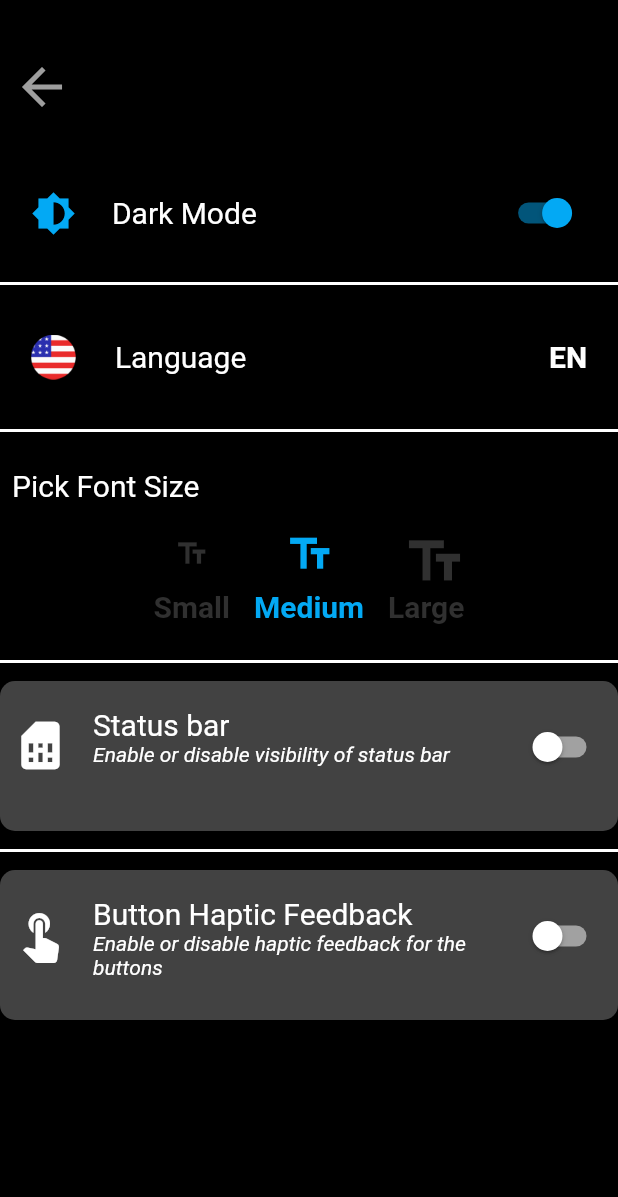
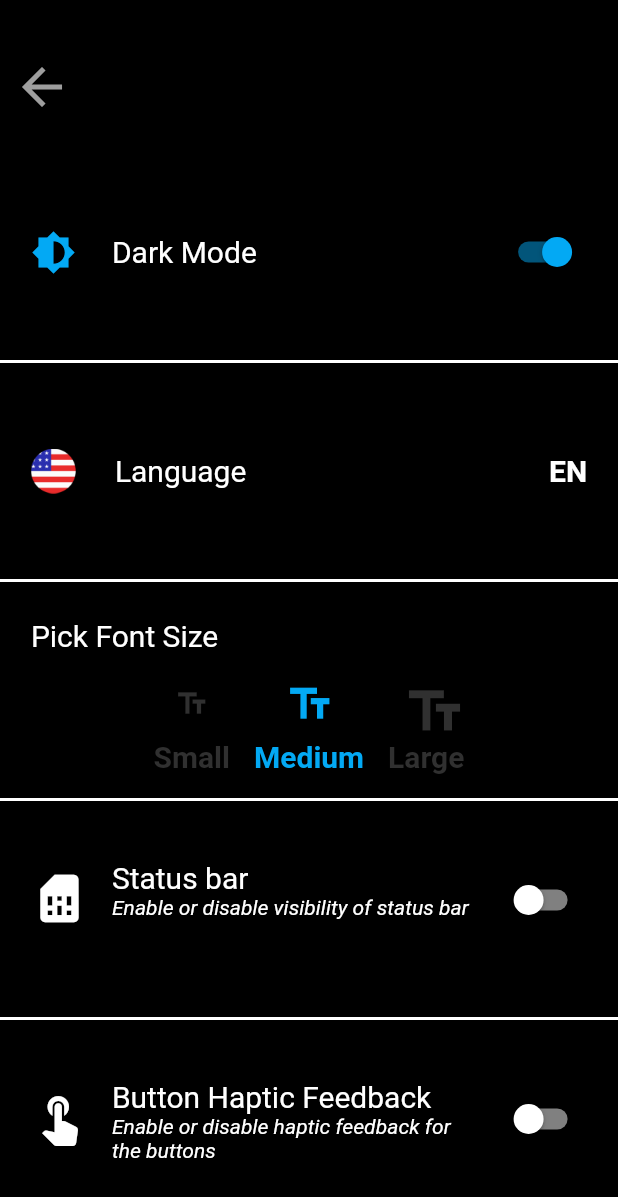
Before and after one commit to VictorCuerdo/UnitApp, a Flutter app: the SettingsScreen screen opened by its route, after a tap on "Dark Mode", on a phone screen of 412 x 824 dp. Shown: the top 1197 px of the screen. Run offline on Flutter 3.47's test engine with Material 2 defaults, Android fonts, the phone set to English and light mode, and no system bars; our stand-ins replace auto_size_text, easy_localization, lottie, screenshot, share_plus, shared_preferences; missing offline and left inert: flutter_vibrate; accounts and stored records are empty.

Commit message:
trying new preference

```diff
--- a/lib/controllers/theme_provider.dart
+++ b/lib/controllers/theme_provider.dart
@@ -3,7 +3,7 @@ import 'package:flutter/material.dart';
 import 'package:shared_preferences/shared_preferences.dart';
 
 class ThemeProvider extends ChangeNotifier {
-  ThemeData _currentTheme = darkTheme; // Default to light theme
+  ThemeData _currentTheme = darkTheme; // Default to dark theme
 
   ThemeData get currentTheme => _currentTheme;
 
@@ -21,7 +21,7 @@ class ThemeProvider extends ChangeNotifier {
   Future<void> loadThemePreference() async {
     final prefs = await SharedPreferences.getInstance();
     bool isDarkMode =
-        prefs.getBool('isDarkMode') ?? false; // Default to light theme
+        prefs.getBool('isDarkMode') ?? true; // Default to dark theme
     _currentTheme = isDarkMode ? darkTheme : lightTheme;
     notifyListeners();
   }
--- a/lib/main.dart
+++ b/lib/main.dart
@@ -27,9 +27,8 @@ import 'package:unitapp/widgets/unit_conversion.dart';
 void main() async {
   WidgetsFlutterBinding.ensureInitialized();
   await EasyLocalization.ensureInitialized();
-
   ThemeProvider themeProvider = ThemeProvider();
-  await themeProvider.loadThemePreference();
+  await themeProvider.loadThemePreference(); // Make sure this is awaited
 
   bool hapticFeedback = await loadHapticPreference();
 
@@ -51,7 +50,6 @@ void main() async {
         Locale('th', 'TH'),
         Locale('tr', 'TR'),
         Locale('vi', 'VN'),
-        // Additional locale-language pairs (make sure there are no duplicates):
         Locale('bg', 'BG'),
         Locale('cs', 'CZ'),
         Locale('da', 'DK'),
--- a/lib/widgets/search_widget.dart
+++ b/lib/widgets/search_widget.dart
@@ -549,19 +549,23 @@ class _SearchWidgetState extends State<SearchWidget> {
                       _searchQuery = value;
                     });
                   },
+                  style: TextStyle(
+                      color: Colors.black,
+                      fontSize: fontSize), // Set text color to black
                   decoration: InputDecoration(
                     enabledBorder: const OutlineInputBorder(
-                        borderRadius: BorderRadius.all(Radius.circular(4.0))),
+                      borderRadius: BorderRadius.all(Radius.circular(4.0)),
+                    ),
                     alignLabelWithHint: true,
                     hintText: 'Type Magnitude/Unit/Symbol'.tr(),
                     hintStyle: TextStyle(
-                      color:
-                          greyTextColor, // Use the defined grey text color for hint text
+                      color: Colors.grey
+                          .shade600, // Use a light grey that is visible on white
                     ),
                     border: const OutlineInputBorder(),
                     filled: true,
                     fillColor: Colors.white,
-                    prefixIcon: const Icon(Icons.search, color: Colors.black54),
+                    prefixIcon: Icon(Icons.search, color: Colors.grey[800]),
                   ),
                 ),
               ),
--- a/lib/widgets/settings.dart
+++ b/lib/widgets/settings.dart
@@ -3,6 +3,7 @@
 import 'package:easy_localization/easy_localization.dart';
 import 'package:flutter/material.dart';
 import 'package:flutter/services.dart';
+import 'package:flutter_vibrate/flutter_vibrate.dart';
 import 'package:provider/provider.dart';
 import 'package:shared_preferences/shared_preferences.dart';
 import 'package:unitapp/controllers/font_size_provider.dart';
@@ -27,13 +28,45 @@ class _SettingsScreenState extends State<SettingsScreen> {
   Locale _selectedLocale = const Locale('en', 'US');
   double fontSize = mediumFontSize;
   bool isDarkMode = false; // Added to handle theme changes
+  static const double tileHeight = 120.0; // Example fixed height for each tile
+  Future<void> _loadStatusBarVisibility() async {
+    final prefs = await SharedPreferences.getInstance();
+    setState(() {
+      statusBarVisible = prefs.getBool('statusBarVisible') ?? false;
+      // Update system UI mode based on the saved preference
+      SystemChrome.setEnabledSystemUIMode(
+        statusBarVisible ? SystemUiMode.immersiveSticky : SystemUiMode.manual,
+        overlays: statusBarVisible ? [] : SystemUiOverlay.values,
+      );
+    });
+  }
 
   @override
   void initState() {
     super.initState();
     _loadThemePreference();
     _loadSettings();
-    _loadHapticPreference(); // Load haptic feedback setting
+    _loadHapticPreference();
+    _loadStatusBarVisibility();
+    _loadPreferences(); // Load status bar visibility setting
+  }
+
+  Future<void> _loadPreferences() async {
+    final prefs = await SharedPreferences.getInstance();
+    setState(() {
+      statusBarVisible = prefs.getBool('statusBarVisible') ?? false;
+      hapticFeedback = prefs.getBool('hapticFeedback') ?? false;
+      fontSize = prefs.getDouble('fontSize') ?? mediumFontSize;
+      // ... other preferences ...
+    });
+    // Apply system UI mode based on the saved preference
+    SystemChrome.setEnabledSystemUIMode(
+      statusBarVisible ? SystemUiMode.immersiveSticky : SystemUiMode.manual,
+      overlays: statusBarVisible ? [] : SystemUiOverlay.values,
+    );
+    // Update providers or other state management solutions here if you decide to use them
+    Provider.of<FontSizeProvider>(context, listen: false).fontSize = fontSize;
+    // ... other provider updates ...
   }
 
   Future<void> _loadThemePreference() async {
@@ -41,6 +74,11 @@ class _SettingsScreenState extends State<SettingsScreen> {
     setState(() {
       isDarkMode = prefs.getBool('isDarkMode') ?? false;
     });
+  }
+
+  Future<void> _saveThemePreference(bool isDarkMode) async {
+    final prefs = await SharedPreferences.getInstance();
+    await prefs.setBool('isDarkMode', isDarkMode);
   }
 
   Future<void> _loadSettings() async {
@@ -58,6 +96,11 @@ class _SettingsScreenState extends State<SettingsScreen> {
     setState(() {
       hapticFeedback = prefs.getBool('hapticFeedback') ?? false;
     });
+  }
+
+  Future<void> _saveStatusBarVisibility(bool value) async {
+    final prefs = await SharedPreferences.getInstance();
+    await prefs.setBool('statusBarVisible', value);
   }
 
   Future<void> _saveHapticPreference(bool value) async {
@@ -486,7 +529,11 @@ class _SettingsScreenState extends State<SettingsScreen> {
             ],
           ),
           const SizedBox(height: 30),
-          SwitchListTile(
+          SizedBox(
+            height: tileHeight, // Set the fixed height
+            child: Align(
+              alignment: Alignment.center,
+              child: SwitchListTile(
                 secondary: Icon(Icons.brightness_6,
                     size: 30,
                     color: isDarkMode ? Colors.lightBlue : Colors.grey[800]),
@@ -522,7 +569,11 @@ class _SettingsScreenState extends State<SettingsScreen> {
                     Provider.of<ThemeProvider>(context, listen: false)
                         .toggleTheme(value);
                   });
+                  // Save the preference
+                  _saveThemePreference(value);
                 },
+              ),
+            ),
           ),
           const SizedBox(height: 5),
           Divider(
@@ -530,7 +581,11 @@ class _SettingsScreenState extends State<SettingsScreen> {
             thickness: 2,
           ),
           const SizedBox(height: 5),
-          ListTile(
+          SizedBox(
+            height: tileHeight, // Set the fixed height
+            child: Align(
+              alignment: Alignment.center,
+              child: ListTile(
                 contentPadding: EdgeInsets.symmetric(
                   vertical: 8.0,
                   horizontal: screenWidth * 0.05,
@@ -558,6 +613,8 @@ class _SettingsScreenState extends State<SettingsScreen> {
                 ),
                 onTap: _showLanguageDialog, // Open language selection dialog
               ),
+            ),
+          ),
 
           const SizedBox(height: 5),
           Divider(
@@ -567,7 +624,15 @@ class _SettingsScreenState extends State<SettingsScreen> {
           const SizedBox(height: 5),
 
           //FONT SIZE  ROW
-          ListTile(
+          SizedBox(
+            height: tileHeight, // Set the fixed height
+            child: Align(
+              alignment: Alignment.center,
+              child: ListTile(
+                contentPadding: EdgeInsets.symmetric(
+                  vertical: 8.0,
+                  horizontal: screenWidth * 0.05,
+                ),
                 title: Text(
                   'Pick Font Size',
                   style: TextStyle(
@@ -693,8 +758,9 @@ class _SettingsScreenState extends State<SettingsScreen> {
                     ),
                   ],
                 ),
-            contentPadding: const EdgeInsets.all(8),
                 tileColor: Colors.transparent,
+              ),
+            ),
           ),
 
           const SizedBox(height: 5),
@@ -707,7 +773,15 @@ class _SettingsScreenState extends State<SettingsScreen> {
           // Settings UI
           // STATUS BAR ROW
           // Status Bar SwitchListTile
-          SwitchListTile(
+          SizedBox(
+            height: tileHeight, // Set the fixed height
+            child: Align(
+              alignment: Alignment.center,
+              child: SwitchListTile(
+                contentPadding: EdgeInsets.symmetric(
+                  vertical: 8.0,
+                  horizontal: screenWidth * 0.05,
+                ),
                 title: Consumer<FontSizeProvider>(
                   builder: (context, fontSizeProvider, child) {
                     return Text(
@@ -723,9 +797,13 @@ class _SettingsScreenState extends State<SettingsScreen> {
                   setState(() {
                     statusBarVisible = value;
                     SystemChrome.setEnabledSystemUIMode(
-                    value ? SystemUiMode.immersiveSticky : SystemUiMode.manual,
-                    overlays: value ? [] : SystemUiOverlay.values);
+                      value
+                          ? SystemUiMode.immersiveSticky
+                          : SystemUiMode.manual,
+                      overlays: value ? [] : SystemUiOverlay.values,
+                    );
                   });
+                  _saveStatusBarVisibility(value); // Save the preference
                 },
                 secondary: const Icon(Icons.sim_card, size: 38),
                 subtitle: Consumer<FontSizeProvider>(
@@ -741,14 +819,11 @@ class _SettingsScreenState extends State<SettingsScreen> {
                 ),
                 isThreeLine: true,
                 dense: false,
-            contentPadding: const EdgeInsets.all(8),
                 activeColor: Colors.lightBlue,
                 inactiveThumbColor: Colors.white,
                 inactiveTrackColor: Colors.white.withOpacity(0.5),
                 activeTrackColor: Colors.lightBlue.withOpacity(0.5),
-            tileColor: isDarkMode
-                ? Colors.grey[800]
-                : const Color.fromARGB(255, 152, 151, 151),
+                tileColor: Colors.transparent,
                 selected: statusBarVisible,
                 selectedTileColor: Colors.transparent,
                 shape: RoundedRectangleBorder(
@@ -758,6 +833,8 @@ class _SettingsScreenState extends State<SettingsScreen> {
                 autofocus: false,
                 visualDensity: VisualDensity.comfortable,
               ),
+            ),
+          ),
           const SizedBox(height: 5),
           Divider(
             color: isDarkMode ? Colors.white : Colors.grey[800],
@@ -766,7 +843,15 @@ class _SettingsScreenState extends State<SettingsScreen> {
           const SizedBox(height: 5),
 
           // Haptic Button SwitchListTile
-          SwitchListTile(
+          SizedBox(
+            height: tileHeight, // Set the fixed height
+            child: Align(
+              alignment: Alignment.center,
+              child: SwitchListTile(
+                contentPadding: EdgeInsets.symmetric(
+                  vertical: 8.0,
+                  horizontal: screenWidth * 0.05,
+                ),
                 title: Consumer<FontSizeProvider>(
                   builder: (context, fontSizeProvider, child) {
                     return Text(
@@ -778,11 +863,15 @@ class _SettingsScreenState extends State<SettingsScreen> {
                   },
                 ),
                 value: hapticFeedback,
-            onChanged: (bool value) {
+                onChanged: (bool value) async {
                   setState(() {
                     hapticFeedback = value;
                   });
-              _saveHapticPreference(value); // Save haptic feedback setting
+                  await _saveHapticPreference(value);
+                  // Apply haptic feedback immediately to give instant feedback
+                  if (value) {
+                    Vibrate.feedback(FeedbackType.light);
+                  }
                 },
                 secondary: const Icon(Icons.touch_app, size: 38),
                 subtitle: Consumer<FontSizeProvider>(
@@ -798,14 +887,11 @@ class _SettingsScreenState extends State<SettingsScreen> {
                 ),
                 isThreeLine: true,
                 dense: false,
-            contentPadding: const EdgeInsets.all(8),
                 activeColor: Colors.lightBlue,
                 inactiveThumbColor: Colors.white,
                 inactiveTrackColor: Colors.white.withOpacity(0.5),
                 activeTrackColor: Colors.lightBlue.withOpacity(0.5),
-            tileColor: isDarkMode
-                ? Colors.grey[800]
-                : const Color.fromARGB(255, 152, 151, 151),
+                tileColor: Colors.transparent,
                 selected: hapticFeedback,
                 selectedTileColor: Colors.transparent,
                 shape: RoundedRectangleBorder(
@@ -814,6 +900,8 @@ class _SettingsScreenState extends State<SettingsScreen> {
                 controlAffinity: ListTileControlAffinity.trailing,
                 autofocus: false,
                 visualDensity: VisualDensity.comfortable,
+              ),
+            ),
           ),
         ],
         // Add other UI components for different settings here
--- a/lib/widgets/unit_conversion.dart
+++ b/lib/widgets/unit_conversion.dart
@@ -2,6 +2,7 @@
 import 'package:easy_localization/easy_localization.dart';
 import 'package:flutter/material.dart';
 import 'package:flutter/services.dart';
+import 'package:flutter_vibrate/flutter_vibrate.dart';
 import 'package:provider/provider.dart';
 import 'package:shared_preferences/shared_preferences.dart';
 import 'package:unitapp/controllers/font_size_provider.dart';
@@ -385,11 +386,14 @@ class _UnitConversionState extends State<UnitConversion> {
 
           // Trigger haptic feedback if enabled.
           if (hapticFeedbackEnabled) {
-            HapticFeedback.mediumImpact();
+            // Check if the device can vibrate
+            bool canVibrate = await Vibrate.canVibrate;
+            if (canVibrate) {
+              Vibrate.feedback(FeedbackType.medium);
+            }
           }
 
           setState(() => _tappedIndex = null);
-
           // Check if the tapped label is 'Share'.
           if (label == 'Share') {
             _shareApp(context);
--- a/pubspec.yaml
+++ b/pubspec.yaml
@@ -30,6 +30,7 @@ dependencies:
   flutter_reorderable_grid_view: ^4.0.0
   reorderables: ^0.6.0
   lottie: ^1.2.1
+  flutter_vibrate: ^1.3.0
 
 dev_dependencies:
   flutter_test:
```
Also changed, not shown: pubspec.lock. Lines whose indentation alone changed are shown as unchanged.
